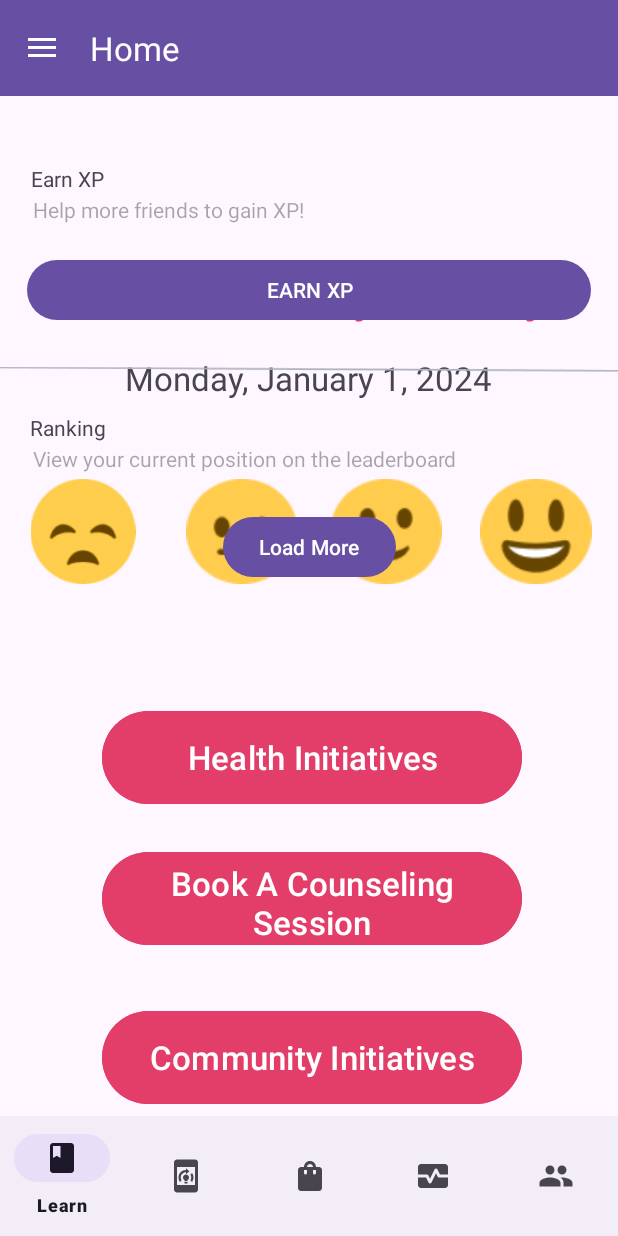
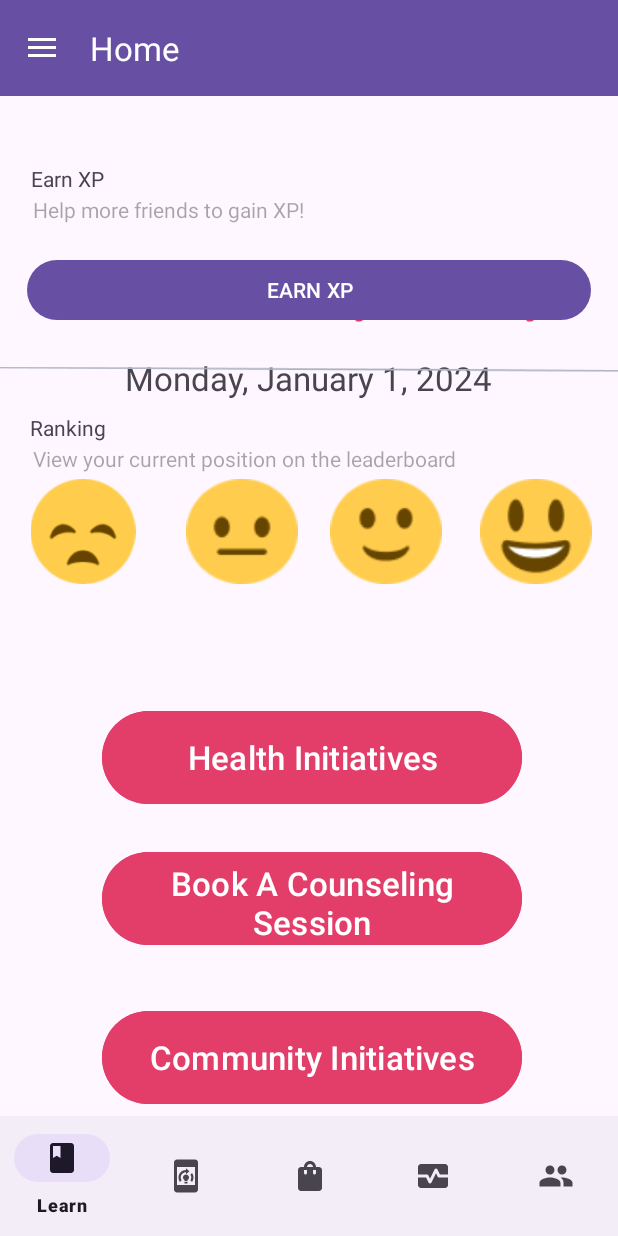
Before and after one commit to Kairos5106/STEMify, an Android app: the fragment Leaderboard placed in its activity, on a phone screen of 412 x 824 dp. Run offline under Robolectric (Android 15) with nearby library versions, the phone set to English and light mode, and no system bars; our stand-ins replace Firebase (no records; nobody signed in at launch, a user with empty details on screens opened directly), Picasso, navigation-ui; pictures from the network do not load.

Commit message:
deleted 'load more' buttons in fragment_forum.xml and fragment_leaderboard.xml since there is no usage for it

```diff
--- a/app/src/main/res/layout/fragment_leaderboard.xml
+++ b/app/src/main/res/layout/fragment_leaderboard.xml
@@ -104,16 +104,6 @@
                 app:layout_constraintTop_toTopOf="parent" />
 
             <!-- Button: click to show more posts -->
-            <Button
-                android:id="@+id/BtnLoadMore"
-                android:layout_width="wrap_content"
-                android:layout_height="wrap_content"
-                android:layout_marginBottom="5dp"
-                android:text="Load More"
-                app:layout_constraintBottom_toBottomOf="parent"
-                app:layout_constraintEnd_toEndOf="parent"
-                app:layout_constraintStart_toStartOf="parent"
-                app:layout_constraintTop_toBottomOf="@+id/RVLeaderboardRanking" />
 
         </androidx.constraintlayout.widget.ConstraintLayout>
     </androidx.core.widget.NestedScrollView>
```
Also changed, not shown: app/src/main/res/layout/fragment_forum.xml (+0 -8 lines).
